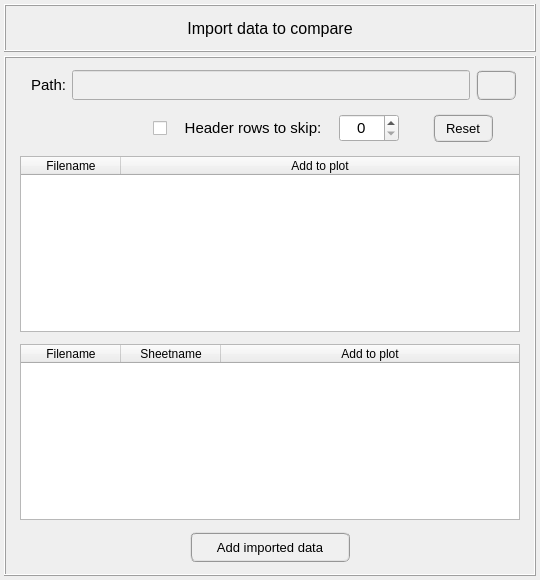
The window that pulse/interface/ui_files/data_handler/import_data_to_compare.ui (open-pulse/OpenPulse) describes before a commit, drawn with Qt 5.
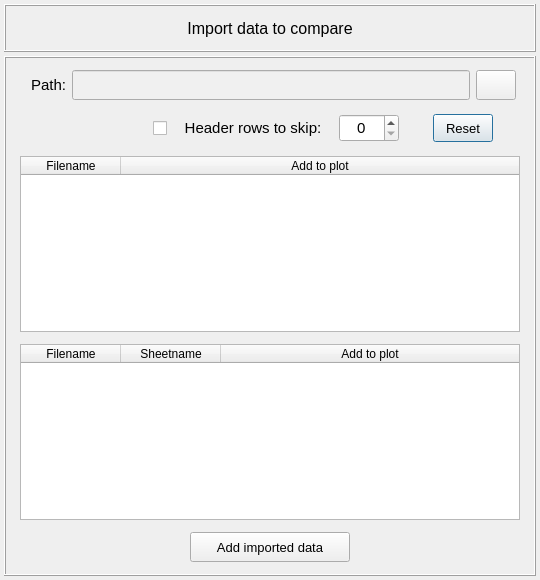
The same window after the commit. Icons and pictures are not drawn.

Diff of the .ui file:
```diff
--- a/pulse/interface/ui_files/data_handler/import_data_to_compare.ui
+++ b/pulse/interface/ui_files/data_handler/import_data_to_compare.ui
@@ -259,10 +259,7 @@
                   </font>
                  </property>
                  <property name="styleSheet">
-                  <string notr="true">QPushButton{border-radius: 6px; border-color: rgb(150, 150, 150); border-style: ridge; border-width: 2px; color: rgb(0, 0, 0); background-color: rgb(240, 240, 240)}
-QPushButton:hover{border-radius: 6px; border-color: rgb(0, 170, 255); border-style: ridge; border-width: 2px; color: rgb(0, 0, 0); background-color: rgba(174, 213, 255, 100)}
-QPushButton:pressed{border-radius: 6px; border-color: rgb(0, 170, 255); border-style: ridge; border-width: 2px; color: rgb(0, 0, 0); background-color: rgb(174, 213, 255)}
-QPushButton:disabled{border-radius: 6px; border-color: rgb(150, 150, 150); border-style: ridge; border-width: 0px; color: rgb(150,150, 150); background-color: rgb(220, 220, 220)}</string>
+                  <string notr="true"/>
                  </property>
                  <property name="text">
                   <string>Reset</string>
@@ -702,9 +699,7 @@
                </font>
               </property>
               <property name="styleSheet">
-               <string notr="true">QPushButton{border-radius: 6px; border-color: rgb(150, 150, 150); border-style: ridge; border-width: 2px; color: rgb(0, 0, 0); background-color: rgb(240, 240, 240); font: 75 bold 11pt &quot;MS Shell Dlg 2&quot;}
-QPushButton:hover{border-radius: 6px; border-color: rgb(0, 170, 255); border-style: ridge; border-width: 2px; color: rgb(0, 0, 0); background-color: rgba(174, 213, 255, 100); font: 75 bold 11pt &quot;MS Shell Dlg 2&quot;}
-QPushButton:pressed{border-radius: 6px; border-color: rgb(0, 170, 255); border-style: ridge; border-width: 3px; color: rgb(0, 0, 0); background-color: rgb(174, 213, 255); font: 75 bold 11pt &quot;MS Shell Dlg 2&quot;}</string>
+               <string notr="true"/>
               </property>
               <property name="text">
                <string/>
@@ -788,10 +783,7 @@
                </font>
               </property>
               <property name="styleSheet">
-               <string notr="true">QPushButton{border-radius: 6px; border-color: rgb(150, 150, 150); border-style: ridge; border-width: 2px; color: rgb(0, 0, 0); background-color: rgb(240, 240, 240)}
-QPushButton:hover{border-radius: 6px; border-color: rgb(0, 170, 255); border-style: ridge; border-width: 2px; color: rgb(0, 0, 0); background-color: rgba(174, 213, 255, 100)}
-QPushButton:pressed{border-radius: 6px; border-color: rgb(0, 170, 255); border-style: ridge; border-width: 2px; color: rgb(0, 0, 0); background-color: rgb(174, 213, 255)}
-QPushButton:disabled{border-radius: 6px; border-color: rgb(150, 150, 150); border-style: ridge; border-width: 0px; color: rgb(150,150, 150); background-color: rgb(220, 220, 220)}</string>
+               <string notr="true"/>
               </property>
               <property name="text">
                <string>Add imported data</string>
```
Left out of the diff: 2 changed lines with no effect on the pictures.
